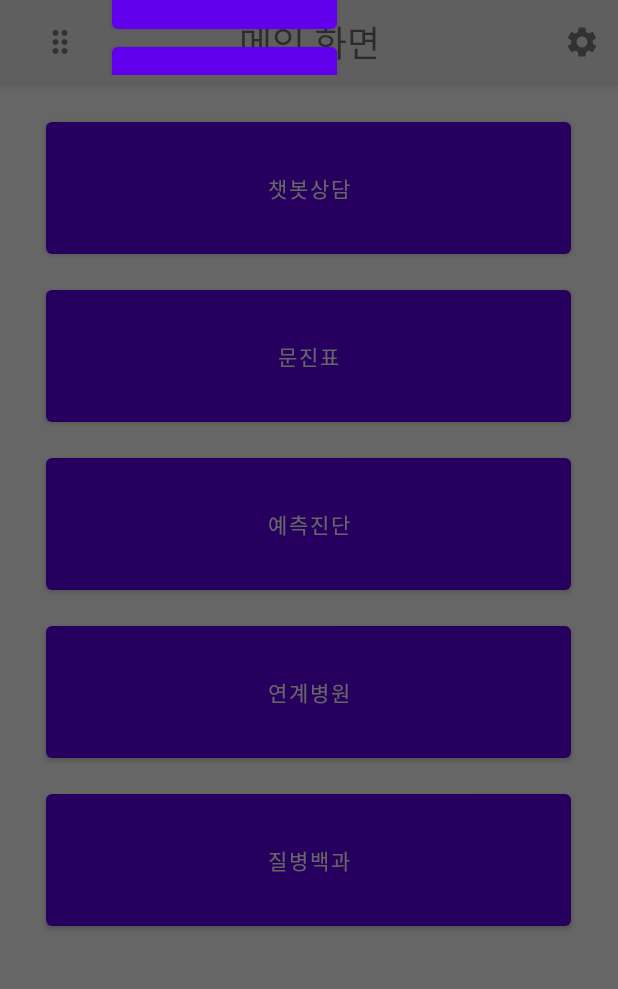
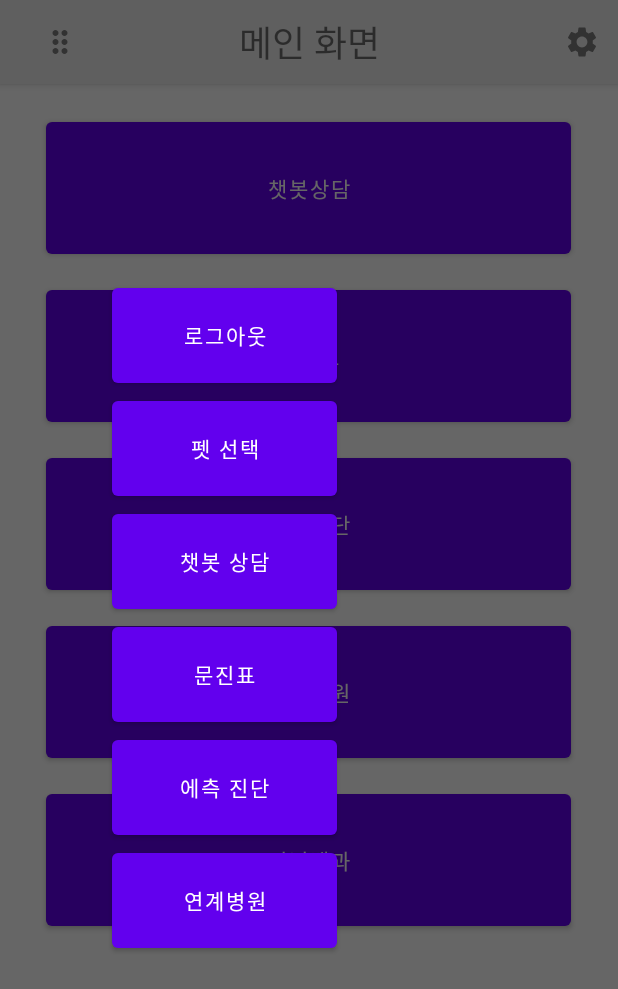
Before and after one commit to qowngus33/Hanium-AI-Pet-Chatbot, an Android app: the MainActivity screen opened directly, with no data from a screen before it, with the side drawer open, on a phone screen of 412 x 824 dp. Shown: the top 989 px of the screen. Run offline under Robolectric (Android 15) with nearby library versions, the phone set to English and light mode, and no system bars.

Commit message:
fix error in home_page layout

```diff
--- a/app/src/main/res/layout/home_page.xml
+++ b/app/src/main/res/layout/home_page.xml
@@ -119,7 +119,7 @@
     <LinearLayout
         android:id="@+id/drawer_menu"
         android:layout_width="300dp"
-        android:layout_height="50dp"
+        android:layout_height="match_parent"
         android:orientation="vertical"
         android:gravity="center"
         android:layout_gravity="left">
```
